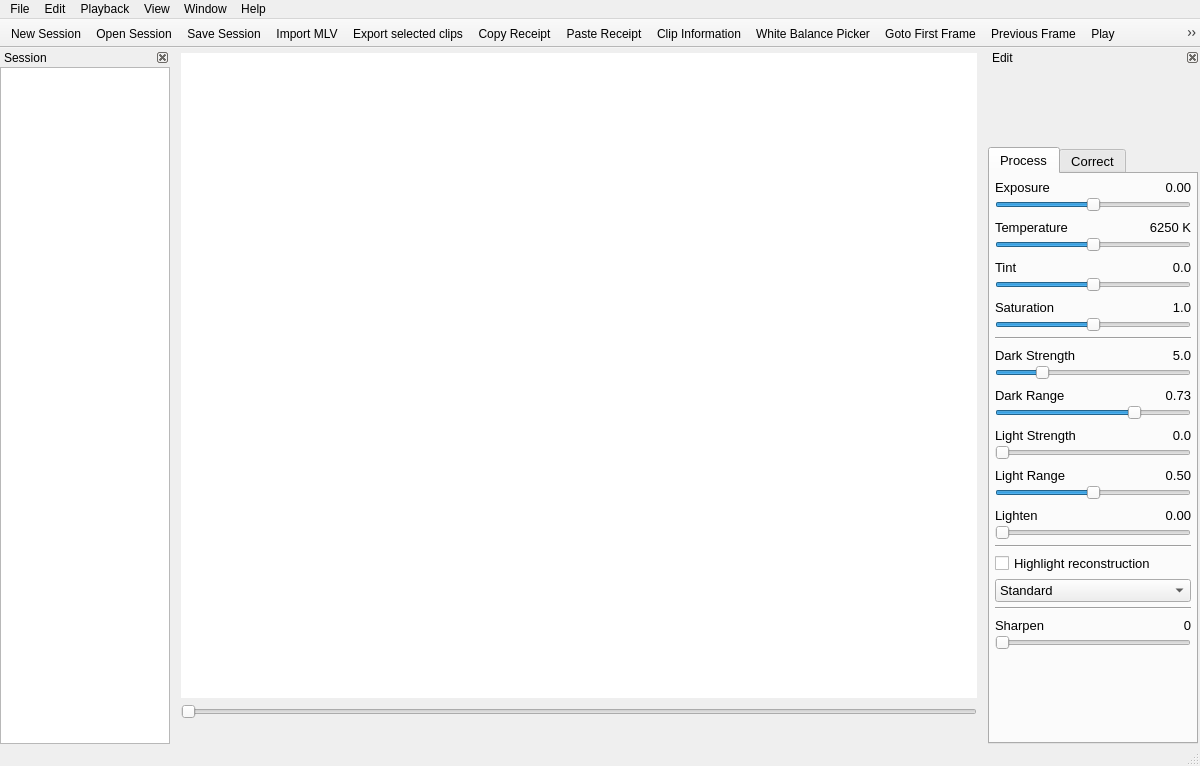
The window that platform/qt/MainWindow.ui (ilia3101/MLV-App) describes before a commit, drawn with Qt 5.
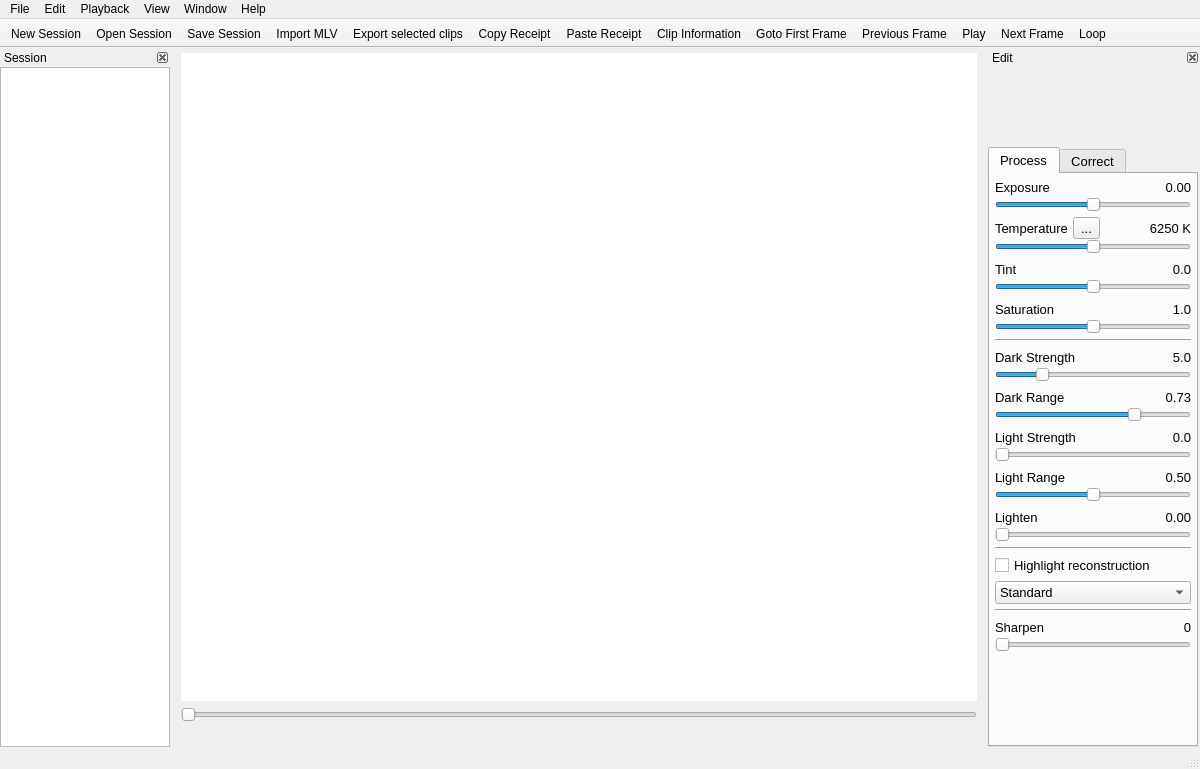
The same window after the commit. Icons and pictures are not drawn. Custom widgets are drawn as their Qt base class.

Commit message: QtApp: wbPicker picks now x,y in picture and not in view, added button near temperature for wbPicker, wbPicker icons changed, added export png function

```diff
--- a/platform/qt/MainWindow.ui
+++ b/platform/qt/MainWindow.ui
@@ -7,7 +7,7 @@
     <x>0</x>
     <y>0</y>
     <width>1200</width>
-    <height>766</height>
+    <height>769</height>
    </rect>
   </property>
   <property name="windowTitle">
@@ -221,7 +221,6 @@
    <addaction name="actionCopyRecept"/>
    <addaction name="actionPasteReceipt"/>
    <addaction name="actionClip_Information"/>
-   <addaction name="actionWhiteBalancePicker"/>
    <addaction name="actionGoto_First_Frame"/>
    <addaction name="actionPreviousFrame"/>
    <addaction name="actionPlay"/>
@@ -453,9 +452,60 @@
            </item>
            <item>
             <layout class="QGridLayout" name="gridLayout_4">
-             <property name="spacing">
+             <property name="horizontalSpacing">
+              <number>5</number>
+             </property>
+             <property name="verticalSpacing">
               <number>0</number>
              </property>
+             <item row="0" column="1">
+              <widget class="QToolButton" name="toolButtonWb">
+               <property name="text">
+                <string>...</string>
+               </property>
+               <property name="icon">
+                <iconset resource="ressources.qrc">
+                 <normaloff>:/RetinaIMG/RetinaIMG/Actions-color-picker-grey-icon.png</normaloff>:/RetinaIMG/RetinaIMG/Actions-color-picker-grey-icon.png</iconset>
+               </property>
+               <property name="checkable">
+                <bool>true</bool>
+               </property>
+              </widget>
+             </item>
+             <item row="1" column="0" colspan="4">
+              <widget class="QSlider" name="horizontalSliderTemperature">
+               <property name="sizePolicy">
+                <sizepolicy hsizetype="Fixed" vsizetype="Fixed">
+                 <horstretch>0</horstretch>
+                 <verstretch>0</verstretch>
+                </sizepolicy>
+               </property>
+               <property name="minimumSize">
+                <size>
+                 <width>0</width>
+                 <height>0</height>
+                </size>
+               </property>
+               <property name="maximumSize">
+                <size>
+                 <width>200</width>
+                 <height>16777215</height>
+                </size>
+               </property>
+               <property name="minimum">
+                <number>2500</number>
+               </property>
+               <property name="maximum">
+                <number>10000</number>
+               </property>
+               <property name="value">
+                <number>6250</number>
+               </property>
+               <property name="orientation">
+                <enum>Qt::Horizontal</enum>
+               </property>
+              </widget>
+             </item>
              <item row="0" column="0">
               <widget class="QLabel" name="label_2">
                <property name="font">
@@ -468,7 +518,7 @@
                </property>
               </widget>
              </item>
-             <item row="0" column="1">
+             <item row="0" column="2">
               <spacer name="horizontalSpacer_2">
                <property name="orientation">
                 <enum>Qt::Horizontal</enum>
@@ -484,7 +534,7 @@
                </property>
               </spacer>
              </item>
-             <item row="0" column="2">
+             <item row="0" column="3">
               <widget class="DoubleClickLabel" name="label_TemperatureVal">
                <property name="font">
                 <font>
@@ -502,40 +552,6 @@
                </property>
               </widget>
              </item>
-             <item row="1" column="0" colspan="3">
-              <widget class="QSlider" name="horizontalSliderTemperature">
-               <property name="sizePolicy">
-                <sizepolicy hsizetype="Fixed" vsizetype="Fixed">
-                 <horstretch>0</horstretch>
-                 <verstretch>0</verstretch>
-                </sizepolicy>
-               </property>
-               <property name="minimumSize">
-                <size>
-                 <width>0</width>
-                 <height>0</height>
-                </size>
-               </property>
-               <property name="maximumSize">
-                <size>
-                 <width>200</width>
-                 <height>16777215</height>
-                </size>
-               </property>
-               <property name="minimum">
-                <number>2500</number>
-               </property>
-               <property name="maximum">
-                <number>10000</number>
-               </property>
-               <property name="value">
-                <number>6250</number>
-               </property>
-               <property name="orientation">
-                <enum>Qt::Horizontal</enum>
-               </property>
-              </widget>
-             </item>
             </layout>
            </item>
            <item>
```
Left out of the diff: 48 changed lines with no effect on the pictures. The commit also changes 9 other files.
